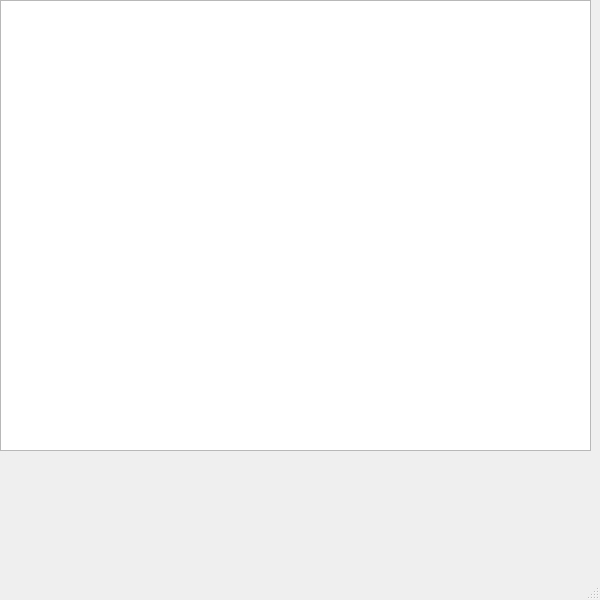
Above: main.ui from annakonda-com/coffee before the change. Below: the same form after it.
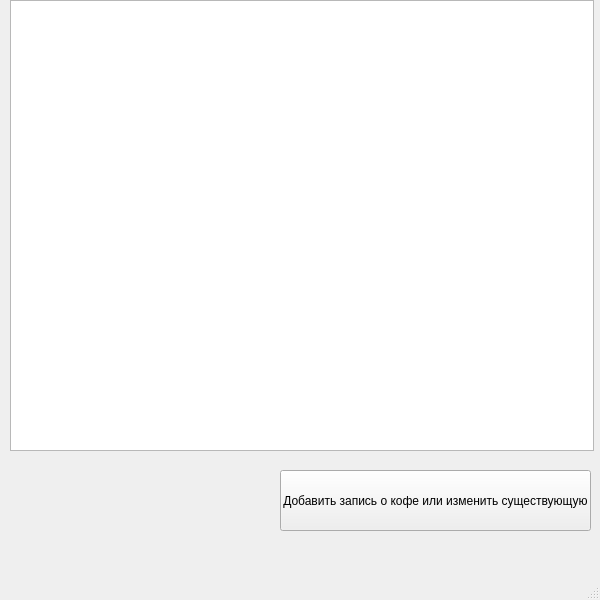
That is the form after the change.

```diff
--- a/main.ui
+++ b/main.ui
@@ -29,13 +29,26 @@
    <widget class="QTableWidget" name="tableWidget">
     <property name="geometry">
      <rect>
-      <x>0</x>
+      <x>10</x>
       <y>0</y>
-      <width>591</width>
+      <width>584</width>
       <height>451</height>
      </rect>
     </property>
    </widget>
+   <widget class="QPushButton" name="pushButton">
+    <property name="geometry">
+     <rect>
+      <x>280</x>
+      <y>470</y>
+      <width>311</width>
+      <height>61</height>
+     </rect>
+    </property>
+    <property name="text">
+     <string>Добавить запись о кофе или изменить существующую</string>
+    </property>
+   </widget>
   </widget>
   <widget class="QMenuBar" name="menubar">
    <property name="geometry">
```
